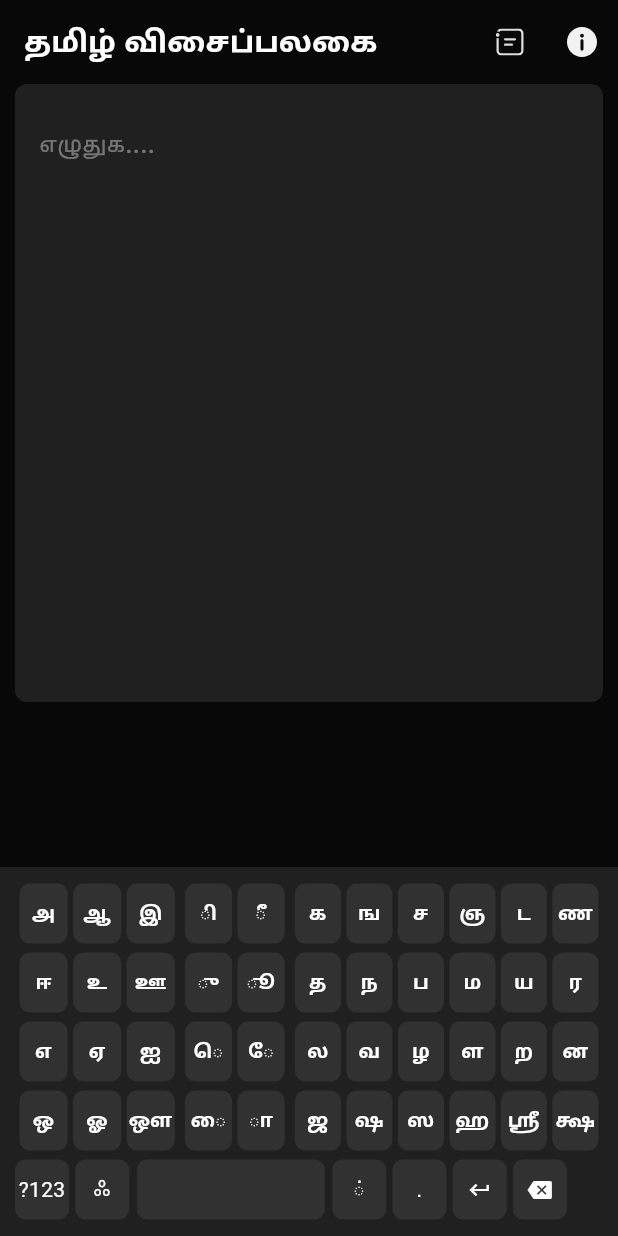
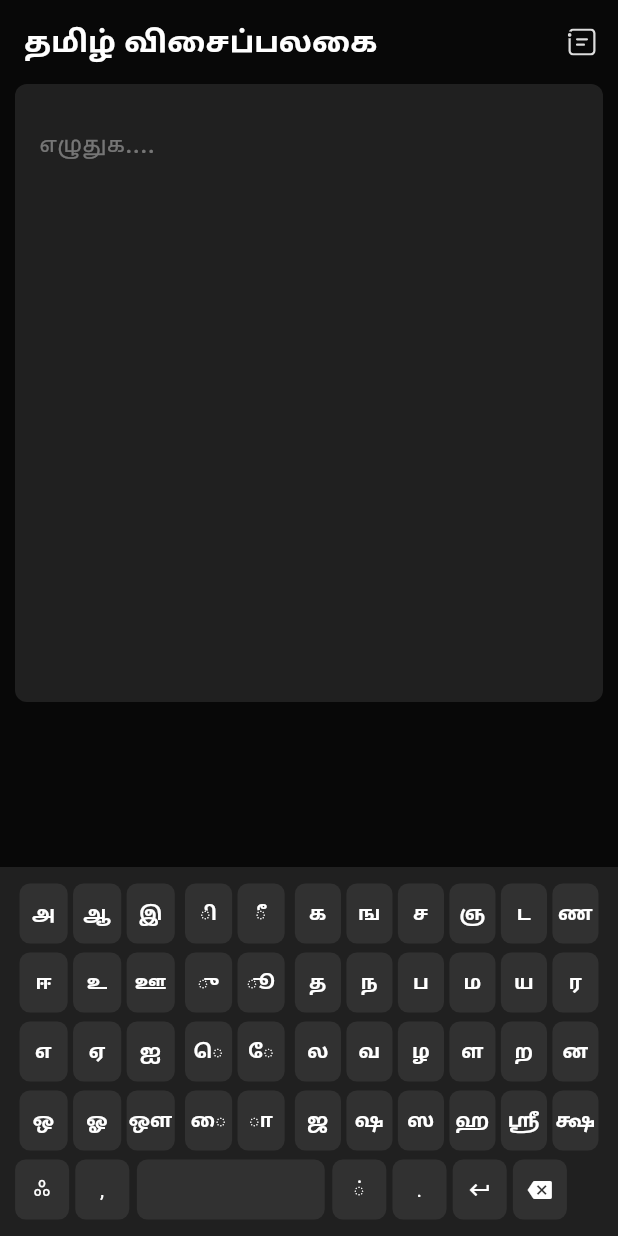
Before and after one commit to kishoreckd/Tamil_keyboard, a Flutter app: the screen it shows after launch, on a phone screen of 412 x 824 dp. Run offline on Flutter 3.47's test engine with Material 3 defaults, Android fonts, the phone set to English and light mode, and no system bars; our stand-ins replace carousel_indicator, carousel_slider, firebase_core, flutter_riverpod, flutter_svg; missing offline and left inert: flutter_inappwebview; accounts and stored records are empty.

Commit message:
name changed

```diff
--- a/lib/widgets/homepage.dart
+++ b/lib/widgets/homepage.dart
@@ -33,8 +33,12 @@ class _HomePageState extends ConsumerState<MyHomePage> {
         backgroundColor: const Color(0XFF080808),
         title: const Text(
           'தமிழ் விசைப்பலகை',
-          style: TextStyle(color: Colors.white, fontWeight: FontWeight.w600),
+          style: TextStyle(
+            color: Colors.white,
+            fontWeight: FontWeight.w600,
+          ),
         ),
+        centerTitle: false,
         actions: [
           IconButton(
             icon: SvgPicture.string(feedbackIcon),
@@ -47,15 +51,15 @@ class _HomePageState extends ConsumerState<MyHomePage> {
               ));
             },
           ),
-          IconButton(
-            icon: SvgPicture.string(helpIcon),
-            onPressed: () {
-              Navigator.of(context).push(MaterialPageRoute(
-                builder: (context) =>
-                    const HelpScreen(), // Replace with your HelpScreen widget
-              ));
-            },
-          ),
+          // IconButton(
+          //   icon: SvgPicture.string(helpIcon),
+          //   onPressed: () {
+          //     Navigator.of(context).push(MaterialPageRoute(
+          //       builder: (context) =>
+          //           const HelpScreen(), // Replace with your HelpScreen widget
+          //     ));
+          //   },
+          // ),
         ],
       ),
       body: Builder(
@@ -484,8 +488,8 @@ class _CustomKeyboardState extends ConsumerState<CustomKeyboard> {
             SizedBox(
               child: Row(
                 children: [
-                  EndKey(label: '?123', onTap: keyPress, value: ''),
                   EndKey(label: 'ஃ', onTap: keyPress, value: 'ஃ'),
+                  EndKey(label: ',', onTap: keyPress, value: ','),
                   Spacebar(label: ' ', onTap: keyPress, value: ' '),
                   EndKey(label: '்', onTap: keyPress, value: '்'),
                   EndKey(label: '.', onTap: keyPress, value: '.'),
```
Also changed, not shown: 2 other files.
